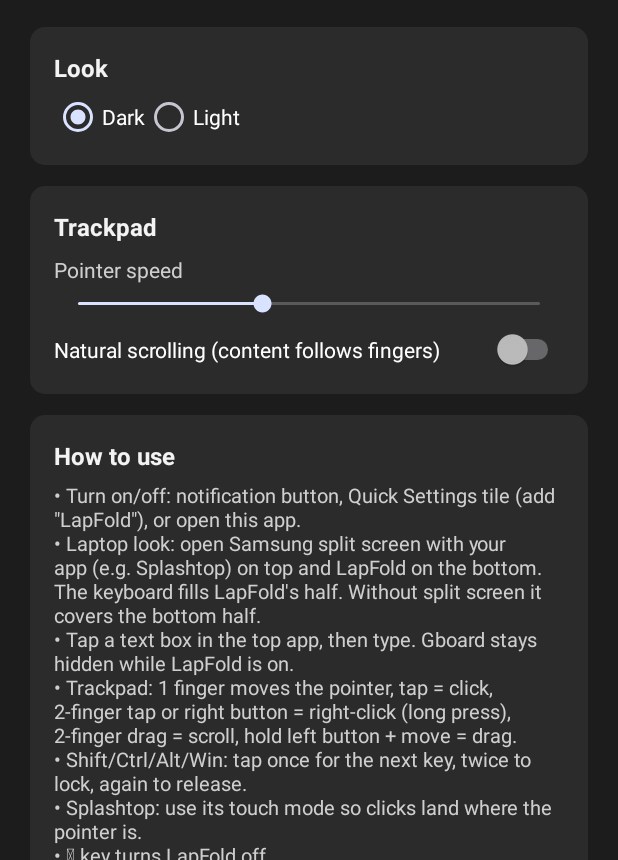
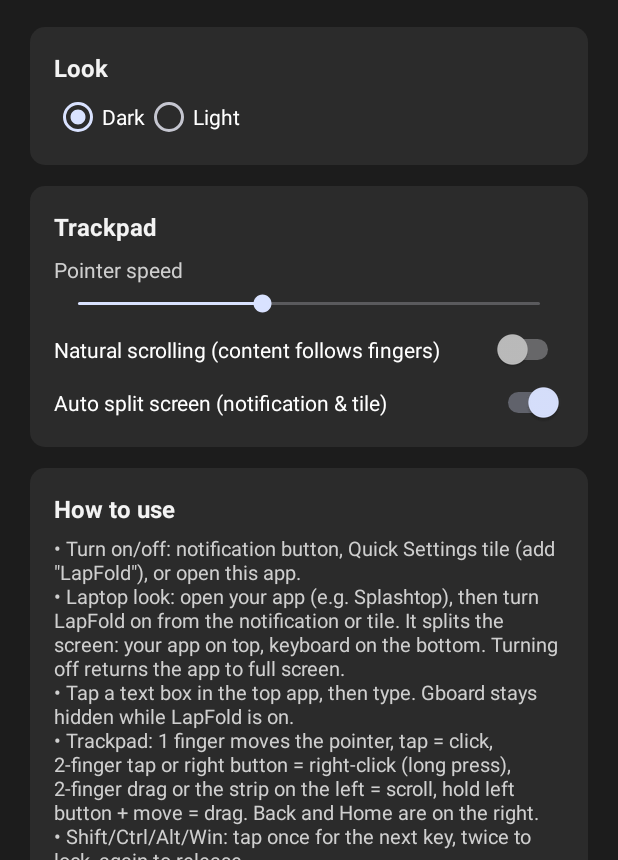
Before and after one commit to ilukezippo/LapFold, an Android app: the screen it shows after launch (MainActivity), on a phone screen of 412 x 824 dp, the part 376-1236 px from its top. Run offline under Robolectric (Android 15) with nearby library versions, the phone set to English and light mode, and no system bars.

Commit message:
v1.1.0: auto split screen, scroll strip, Back/Home buttons
Co-Authored-By: Claude Opus 5.5 <noreply@anthropic.com>
Claude-Session: https://claude.ai/code/session_019F12NSRozh6JrYhYZXb3s8

```diff
--- a/app/build.gradle.kts
+++ b/app/build.gradle.kts
@@ -9,8 +9,8 @@ android {
         applicationId = "com.ilukezippo.lapfold"
         minSdk = 33
         targetSdk = 35
-        versionCode = 1
-        versionName = "1.0.0"
+        versionCode = 2
+        versionName = "1.1.0"
     }
     signingConfigs {
         create("release") {
--- a/app/src/main/java/com/ilukezippo/lapfold/MainActivity.kt
+++ b/app/src/main/java/com/ilukezippo/lapfold/MainActivity.kt
@@ -20,7 +20,16 @@ import android.widget.*
  * put your app on top and LapFold on the bottom.
  */
 class MainActivity : Activity() {
-    companion object { const val EXTRA_NO_AUTO_ON = "no_auto_on" }
+    companion object {
+        const val EXTRA_NO_AUTO_ON = "no_auto_on"
+        const val EXTRA_PANE = "pane"
+        var current: MainActivity? = null
+            private set
+    }
+
+    /** Opened by LapFold itself as the bottom split-screen pane. */
+    var isPane = false
+        private set
 
     private lateinit var prefs: Prefs
     private lateinit var status: TextView
@@ -33,6 +42,8 @@ class MainActivity : Activity() {
     override fun onCreate(b: Bundle?) {
         super.onCreate(b)
         prefs = Prefs(this)
+        current = this
+        isPane = intent.getBooleanExtra(EXTRA_PANE, false)
         window.statusBarColor = Color.parseColor("#1C1C1C")
         setContentView(buildUi())
         if (checkSelfPermission(Manifest.permission.POST_NOTIFICATIONS) != PackageManager.PERMISSION_GRANTED)
@@ -42,6 +53,8 @@ class MainActivity : Activity() {
 
     override fun onResume() {
         super.onResume()
+        // launched as the pane but split screen didn't happen: don't cover the user's app
+        if (isPane && !isInMultiWindowMode) { window.decorView.postDelayed({ if (!isInMultiWindowMode) finishAndRemoveTask() }, 500) }
         val svc = LapFoldService.instance
         if (svc != null && !intent.getBooleanExtra(EXTRA_NO_AUTO_ON, false)) svc.turnOn()
         intent.removeExtra(EXTRA_NO_AUTO_ON)
@@ -49,7 +62,10 @@ class MainActivity : Activity() {
         refresh()
     }
 
-    override fun onNewIntent(i: Intent) { super.onNewIntent(i); setIntent(i) }
+    override fun onNewIntent(i: Intent) {
+        super.onNewIntent(i); setIntent(i)
+        isPane = i.getBooleanExtra(EXTRA_PANE, false)
+    }
 
     override fun onStop() {
         super.onStop()
@@ -58,6 +74,7 @@ class MainActivity : Activity() {
 
     override fun onDestroy() {
         window.decorView.viewTreeObserver.removeOnGlobalLayoutListener(layoutListener)
+        if (current === this) current = null
         super.onDestroy()
     }
 
@@ -126,7 +143,7 @@ class MainActivity : Activity() {
 
         enableBtn = btn("") { startActivity(Intent(Settings.ACTION_ACCESSIBILITY_SETTINGS)) }
         col.addView(enableBtn, lp(16))
-        toggleBtn = btn("") { LapFoldService.instance?.toggle(); refresh() }
+        toggleBtn = btn("") { LapFoldService.instance?.toggle(split = false); refresh() }
         col.addView(toggleBtn, lp(10))
 
         val look = card()
@@ -159,17 +176,23 @@ class MainActivity : Activity() {
             setOnCheckedChangeListener { _, c -> prefs.naturalScroll = c }
         }
         pad.addView(natural, lp(8))
+        val autoSplit = Switch(this).apply {
+            text = "Auto split screen (notification & tile)"; setTextColor(Color.WHITE)
+            isChecked = prefs.autoSplit
+            setOnCheckedChangeListener { _, c -> prefs.autoSplit = c }
+        }
+        pad.addView(autoSplit, lp(8))
         col.addView(pad, lp(14))
 
         val help = card()
         help.addView(label("How to use", 16f, true))
         help.addView(label(
             "• Turn on/off: notification button, Quick Settings tile (add \"LapFold\"), or open this app.\n" +
-            "• Laptop look: open Samsung split screen with your app (e.g. Splashtop) on top and LapFold on the bottom. " +
-            "The keyboard fills LapFold's half. Without split screen it covers the bottom half.\n" +
+            "• Laptop look: open your app (e.g. Splashtop), then turn LapFold on from the notification or tile. " +
+            "It splits the screen: your app on top, keyboard on the bottom. Turning off returns the app to full screen.\n" +
             "• Tap a text box in the top app, then type. Gboard stays hidden while LapFold is on.\n" +
             "• Trackpad: 1 finger moves the pointer, tap = click, 2-finger tap or right button = right-click (long press), " +
-            "2-finger drag = scroll, hold left button + move = drag.\n" +
+            "2-finger drag or the strip on the left = scroll, hold left button + move = drag. Back and Home are on the right.\n" +
             "• Shift/Ctrl/Alt/Win: tap once for the next key, twice to lock, again to release.\n" +
             "• Splashtop: use its touch mode so clicks land where the pointer is.\n" +
             "• ⏻ key turns LapFold off.",
--- a/app/src/main/java/com/ilukezippo/lapfold/Prefs.kt
+++ b/app/src/main/java/com/ilukezippo/lapfold/Prefs.kt
@@ -10,6 +10,9 @@ class Prefs(ctx: Context) {
     var speed: Float
         get() = sp.getFloat("speed", 1.0f)
         set(v) = sp.edit().putFloat("speed", v).apply()
+    var autoSplit: Boolean
+        get() = sp.getBoolean("autosplit", true)
+        set(v) = sp.edit().putBoolean("autosplit", v).apply()
     var naturalScroll: Boolean
         get() = sp.getBoolean("natural", false)
         set(v) = sp.edit().putBoolean("natural", v).apply()
--- a/app/src/main/java/com/ilukezippo/lapfold/ToggleTileService.kt
+++ b/app/src/main/java/com/ilukezippo/lapfold/ToggleTileService.kt
@@ -21,8 +21,9 @@ class ToggleTileService : TileService() {
             }
             return
         }
-        svc.toggle()
-        update()
+        // tile clicks come from the open shade; collapse it so split acts on the app underneath
+        if (!svc.isOn) svc.performGlobalAction(android.accessibilityservice.AccessibilityService.GLOBAL_ACTION_DISMISS_NOTIFICATION_SHADE)
+        android.os.Handler(mainLooper).postDelayed({ svc.toggle(split = true); update() }, 350)
     }
 
     private fun update() {
```
Also changed, not shown: app/src/main/java/com/ilukezippo/lapfold/LapFoldService.kt (+47 -14 lines), app/src/main/java/com/ilukezippo/lapfold/SideViews.kt (added, +107 -0 lines), 1 other file.
